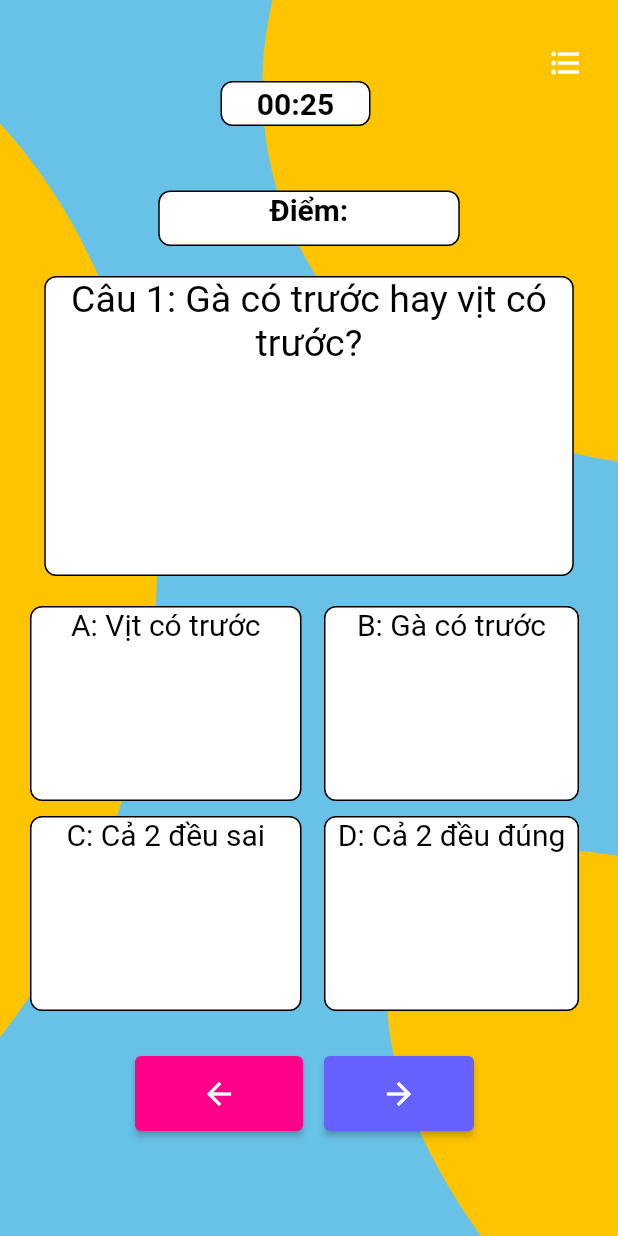
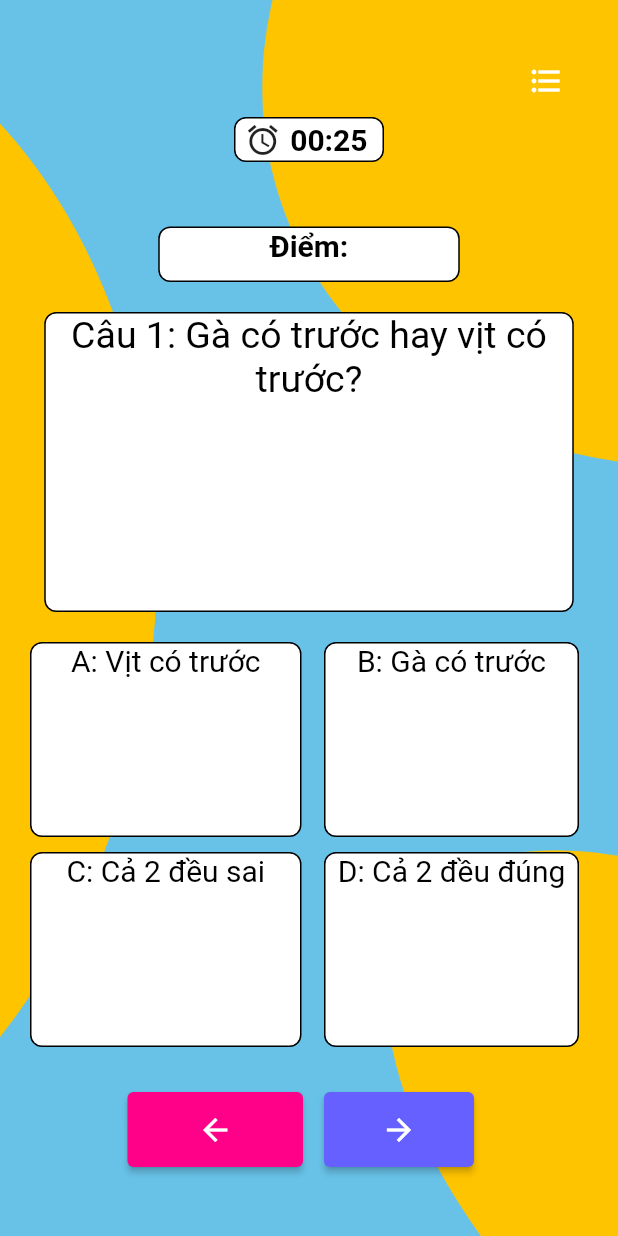
Before and after one commit to Thinh-CKC/Sing, a Flutter app: the screen it shows after launch, on a phone screen of 412 x 824 dp. Run offline on Flutter 3.47's test engine with Material 2 defaults, Android fonts, the phone set to English and light mode, and no system bars.

Commit message:
cap nhat cho man hinh tran ca nhan(them icon)

```diff
--- a/choi_cung_ohoo/lib/screens/tran_ca_nhan.dart
+++ b/choi_cung_ohoo/lib/screens/tran_ca_nhan.dart
@@ -25,17 +25,22 @@ class _TranCaNhanState extends State<TranCaNhanScreen> {
           Row(
             children: [
               Container(
-                margin: EdgeInsets.fromLTRB(365, 30, 0, 0),
-                child: Icon(
+                  margin: EdgeInsets.fromLTRB(340, 30, 0, 0),
+                  child: Container(
+                      decoration: BoxDecoration(
+
+                          borderRadius: BorderRadius.circular(80)),
+                      child: IconButton(
+                        onPressed: () {},
+                        icon: Icon(
                           Icons.format_list_bulleted,
                           color: Colors.white,
                         ),
-              )
+                      )))
             ],
           ),
           Container(
-              margin: EdgeInsets.fromLTRB(147, 0, 0, 0),
-              child: Row(
+              child: Column(
             children: [
               Container(
                   width: 100,
@@ -45,7 +50,13 @@ class _TranCaNhanState extends State<TranCaNhanScreen> {
                     borderRadius: BorderRadius.circular(8.0),
                     color: Colors.white,
                   ),
-                      child: Center(
+                  child: Row(
+                    children: [
+                      Expanded(
+                        child: Icon(Icons.access_alarm),
+                      ),
+                      Container(
+                        margin: EdgeInsets.fromLTRB(0, 0, 10, 0),
                         child: DefaultTextStyle(
                           style: TextStyle(
                             color: Colors.black,
@@ -55,7 +66,10 @@ class _TranCaNhanState extends State<TranCaNhanScreen> {
                           child: Text(
                             '00:25',
                           ),
-                      ))),
+                        ),
+                      )
+                    ],
+                  )),
             ],
           )),
           Container(
@@ -111,11 +125,12 @@ class _TranCaNhanState extends State<TranCaNhanScreen> {
                             decoration: BoxDecoration(
                                 border: Border.all(),
                                 color: Colors.white,
-                             borderRadius: BorderRadius.circular(8.0)
-                          ),
+                                borderRadius: BorderRadius.circular(8.0)),
                             child: DefaultTextStyle(
                               child: Text('A: Vịt có trước'),
-                            style: TextStyle(color: Colors.black, fontSize: 20),textAlign: TextAlign.center,
+                              style:
+                                  TextStyle(color: Colors.black, fontSize: 20),
+                              textAlign: TextAlign.center,
                             ),
                           ),
                         ),
@@ -126,16 +141,15 @@ class _TranCaNhanState extends State<TranCaNhanScreen> {
                         padding: EdgeInsets.fromLTRB(0, 0, 0, 0),
                         width: 170,
                         height: 130,
-
                         child: Container(
                           decoration: BoxDecoration(
                               border: Border.all(),
                               color: Colors.white,
-                             borderRadius: BorderRadius.circular(8.0)
-                          ),
+                              borderRadius: BorderRadius.circular(8.0)),
                           child: DefaultTextStyle(
                             child: Text('B: Gà có trước'),
-                            style: TextStyle(color: Colors.black, fontSize: 20),textAlign: TextAlign.center,
+                            style: TextStyle(color: Colors.black, fontSize: 20),
+                            textAlign: TextAlign.center,
                           ),
                         )),
                   ],
@@ -159,11 +173,12 @@ class _TranCaNhanState extends State<TranCaNhanScreen> {
                             decoration: BoxDecoration(
                                 border: Border.all(),
                                 color: Colors.white,
-                             borderRadius: BorderRadius.circular(8.0)
-                          ),
+                                borderRadius: BorderRadius.circular(8.0)),
                             child: DefaultTextStyle(
                               child: Text('C: Cả 2 đều sai'),
-                            style: TextStyle(color: Colors.black, fontSize: 20),textAlign: TextAlign.center,
+                              style:
+                                  TextStyle(color: Colors.black, fontSize: 20),
+                              textAlign: TextAlign.center,
                             ),
                           ),
                         ),
@@ -174,16 +189,15 @@ class _TranCaNhanState extends State<TranCaNhanScreen> {
                         padding: EdgeInsets.fromLTRB(0, 0, 0, 0),
                         width: 170,
                         height: 130,
-
                         child: Container(
                           decoration: BoxDecoration(
                               border: Border.all(),
                               color: Colors.white,
-                             borderRadius: BorderRadius.circular(8.0)
-                          ),
+                              borderRadius: BorderRadius.circular(8.0)),
                           child: DefaultTextStyle(
                             child: Text('D: Cả 2 đều đúng'),
-                            style: TextStyle(color: Colors.black, fontSize: 20),textAlign: TextAlign.center,
+                            style: TextStyle(color: Colors.black, fontSize: 20),
+                            textAlign: TextAlign.center,
                           ),
                         )),
                   ],
@@ -201,9 +215,12 @@ class _TranCaNhanState extends State<TranCaNhanScreen> {
                       Expanded(
                         child: Container(
                             height: 50,
-                            margin: EdgeInsets.fromLTRB(90, 0, 7, 0),
+                            margin: EdgeInsets.fromLTRB(85, 0, 7, 0),
                             child: ElevatedButton(
-                              style: ButtonStyle(backgroundColor: MaterialStateProperty.all<Color>(Color.fromARGB(255, 255, 0, 136))),
+                              style: ButtonStyle(
+                                  backgroundColor:
+                                      MaterialStateProperty.all<Color>(
+                                          Color.fromARGB(255, 255, 0, 136))),
                               onPressed: () {},
                               child: Icon(Icons.arrow_back),
                             )),
@@ -211,13 +228,13 @@ class _TranCaNhanState extends State<TranCaNhanScreen> {
                       Container(
                         height: 50,
                         width: 100,
-
                         margin: EdgeInsets.fromLTRB(7, 0, 96, 0),
                         child: ElevatedButton(
-
                           onPressed: () {},
                           child: Icon(Icons.arrow_forward),
-                          style: ButtonStyle(backgroundColor: MaterialStateProperty.all<Color>(Color.fromARGB(255, 101, 96, 255))),
+                          style: ButtonStyle(
+                              backgroundColor: MaterialStateProperty.all<Color>(
+                                  Color.fromARGB(255, 101, 96, 255))),
                         ),
                       )
                     ],
```
Lines whose indentation alone changed are shown as unchanged.
